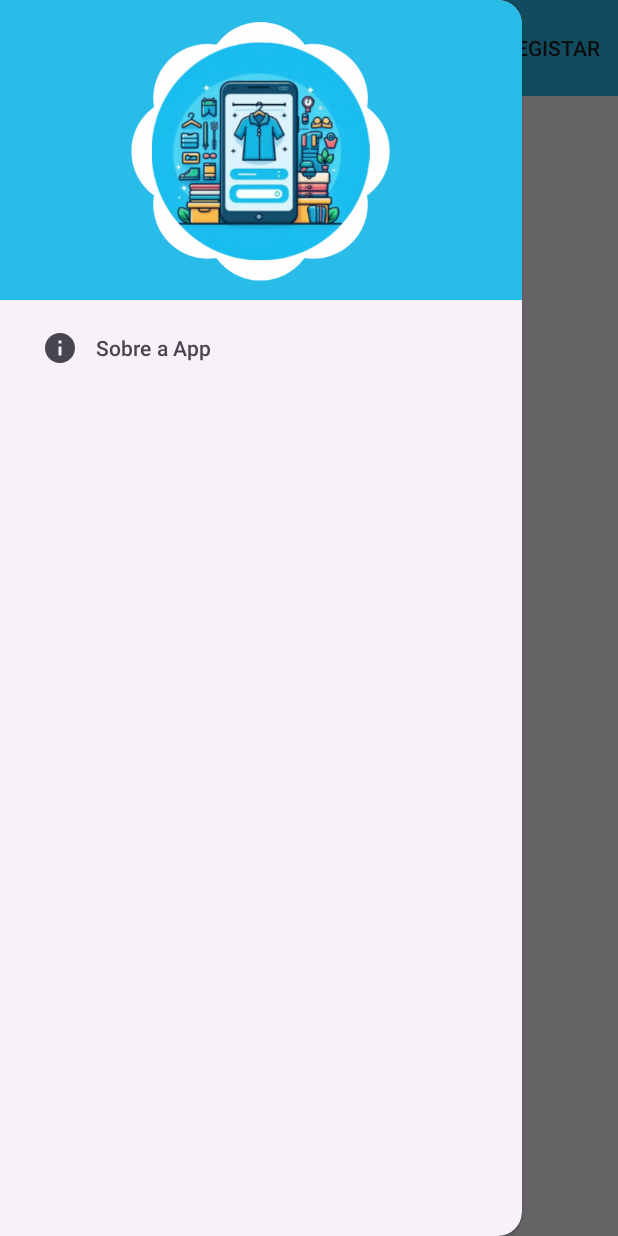
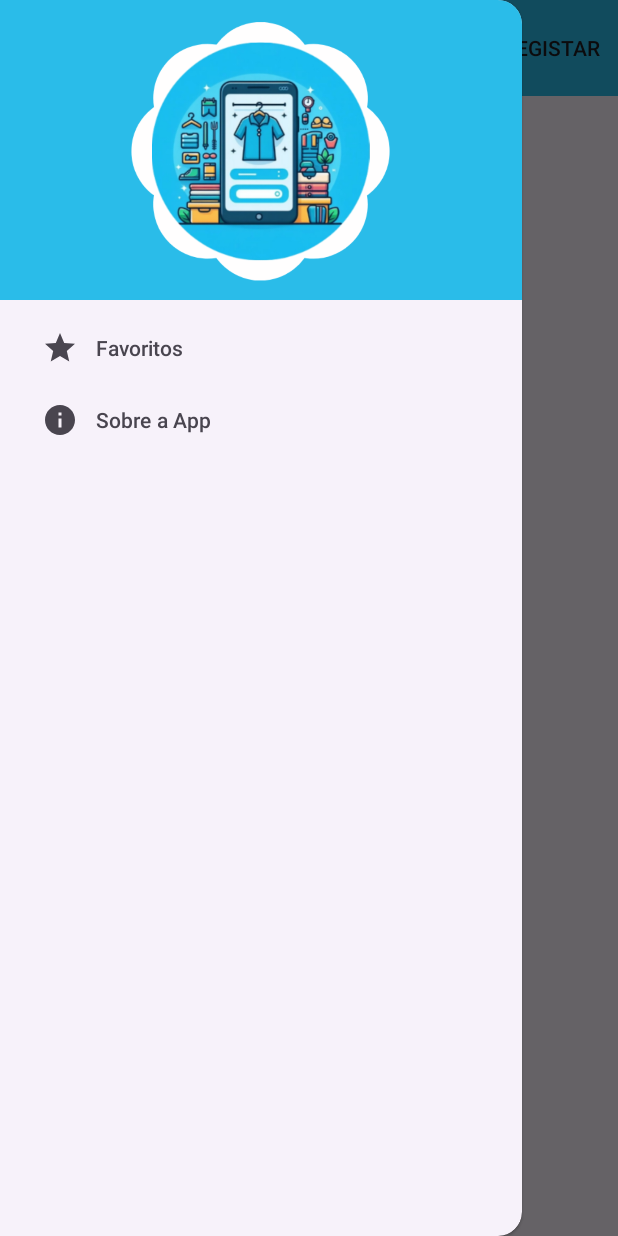
Before and after one commit to Aluno24845/Realcloset, an Android app: the screen it shows after launch (MainActivity), with the side drawer open, on a phone screen of 412 x 824 dp. Run offline under Robolectric (Android 15) with nearby library versions, the phone set to English and light mode, and no system bars.

Commit message:
Adição do fragmento dos favoritos

```diff
--- /dev/null
+++ b/app/src/main/res/drawable/ic_favoritos.xml
@@ -0,0 +1,5 @@
+<vector xmlns:android="http://schemas.android.com/apk/res/android" android:height="24dp" android:tint="#000000" android:viewportHeight="24" android:viewportWidth="24" android:width="24dp">
+
+    <path android:fillColor="@android:color/white" android:pathData="M12,17.27L18.18,21l-1.64,-7.03L22,9.24l-7.19,-0.61L12,2 9.19,8.63 2,9.24l5.46,4.73L5.82,21z"/>
+
+</vector>
--- a/app/src/main/res/drawable/ic_looks.xml
+++ b/app/src/main/res/drawable/ic_looks.xml
@@ -1,5 +1,5 @@
 <vector xmlns:android="http://schemas.android.com/apk/res/android" android:height="24dp" android:tint="#000000" android:viewportHeight="24" android:viewportWidth="24" android:width="24dp">
 
-    <path android:fillColor="@android:color/white" android:pathData="M12,17.27L18.18,21l-1.64,-7.03L22,9.24l-7.19,-0.61L12,2 9.19,8.63 2,9.24l5.46,4.73L5.82,21z"/>
+    <path android:fillColor="@android:color/white" android:pathData="M12,7.5c0.97,0 1.75,-0.78 1.75,-1.75S12.97,4 12,4s-1.75,0.78 -1.75,1.75S11.03,7.5 12,7.5zM14,20v-5h1v-4.5c0,-1.1 -0.9,-2 -2,-2h-2c-1.1,0 -2,0.9 -2,2V15h1v5H14z"/>
 
 </vector>
--- a/app/src/main/res/menu/nav_menu.xml
+++ b/app/src/main/res/menu/nav_menu.xml
@@ -18,9 +18,16 @@
         android:icon="@drawable/ic_looks"
         android:title="Looks" />
 
-    <!-- Item 4: Sobre a App -->
+    <!-- Item 4: Favoritos -->
+    <item
+        android:id="@+id/nav_favoritos"
+        android:icon="@drawable/ic_favoritos"
+        android:title="Favoritos" />
+
+    <!-- Item 5: Sobre a App -->
     <item
         android:id="@+id/nav_about"
         android:icon="@drawable/ic_info"
         android:title="Sobre a App" />
+
 </menu>
--- a/app/src/main/res/values/strings.xml
+++ b/app/src/main/res/values/strings.xml
@@ -8,4 +8,5 @@
     <string name="sobre">Sobre</string>
     <string name="looks">Looks</string>
     <string name="perfil">Perfil</string>
+    <string name="favoritos">Favoritos</string>
 </resources>
```
Also changed, not shown: app/src/main/java/pt/ipt/dam/realcloset/FavoritosFragment.kt (added, +59 -0 lines), app/src/main/java/pt/ipt/dam/realcloset/MainActivity.kt (+9 -0 lines), app/src/main/res/layout/fragment_favoritos.xml (added, +14 -0 lines).
